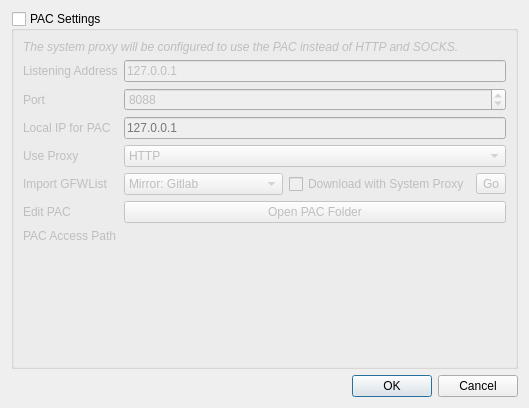
Qt form ui/QvPACPluginSettingsWidget.ui (mcutools/QvPlugin-PAC) before a commit.
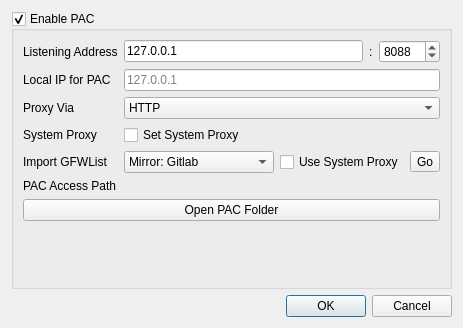
The same form after that commit.

Commit message: update: full-featured PAC plugin

```diff
--- a/ui/QvPACPluginSettingsWidget.ui
+++ b/ui/QvPACPluginSettingsWidget.ui
@@ -6,8 +6,8 @@
    <rect>
     <x>0</x>
     <y>0</y>
-    <width>529</width>
-    <height>408</height>
+    <width>463</width>
+    <height>328</height>
    </rect>
   </property>
   <property name="windowTitle">
@@ -20,35 +20,39 @@
       <enum>Qt::PreventContextMenu</enum>
      </property>
      <property name="title">
-      <string>PAC Settings</string>
+      <string>Enable PAC</string>
      </property>
      <property name="checkable">
       <bool>true</bool>
      </property>
      <property name="checked">
-      <bool>false</bool>
+      <bool>true</bool>
      </property>
-     <layout class="QFormLayout" name="formLayout_11">
-      <item row="0" column="0" colspan="2">
-       <widget class="QLabel" name="label_74">
-        <property name="font">
-         <font>
-          <italic>true</italic>
-         </font>
+     <layout class="QFormLayout" name="formLayout">
+      <item row="0" column="0">
+       <widget class="QLabel" name="label">
+        <property name="text">
+         <string>Listening Address</string>
         </property>
+       </widget>
+      </item>
+      <item row="0" column="1">
+       <layout class="QHBoxLayout" name="horizontalLayout">
+        <item>
+         <widget class="QLineEdit" name="pacListenAddrTxt">
         <property name="text">
-         <string>The system proxy will be configured to use the PAC instead of HTTP and SOCKS.</string>
+           <string>127.0.0.1</string>
         </property>
        </widget>
       </item>
-      <item row="2" column="0">
+        <item>
        <widget class="QLabel" name="label_57">
         <property name="text">
-         <string>Port</string>
+           <string>:</string>
         </property>
        </widget>
       </item>
-      <item row="2" column="1">
+        <item>
        <widget class="QSpinBox" name="pacPortSB">
         <property name="minimum">
          <number>1</number>
@@ -61,28 +65,30 @@
         </property>
        </widget>
       </item>
-      <item row="3" column="0">
+       </layout>
+      </item>
+      <item row="1" column="0">
        <widget class="QLabel" name="label_56">
         <property name="text">
          <string>Local IP for PAC</string>
         </property>
        </widget>
       </item>
-      <item row="3" column="1">
+      <item row="1" column="1">
        <widget class="QLineEdit" name="pacProxyTxt">
         <property name="placeholderText">
          <string>127.0.0.1</string>
         </property>
        </widget>
       </item>
-      <item row="4" column="0">
+      <item row="2" column="0">
        <widget class="QLabel" name="label_63">
         <property name="text">
-         <string>Use Proxy</string>
+         <string>Proxy Via</string>
         </property>
        </widget>
       </item>
-      <item row="4" column="1">
+      <item row="2" column="1">
        <widget class="QComboBox" name="pacProxyCB">
         <item>
          <property name="text">
@@ -96,15 +102,29 @@
         </item>
        </widget>
       </item>
-      <item row="5" column="0">
+      <item row="3" column="0">
+       <widget class="QLabel" name="label_3">
+        <property name="text">
+         <string>System Proxy</string>
+        </property>
+       </widget>
+      </item>
+      <item row="3" column="1">
+       <widget class="QCheckBox" name="pacSystemProxyCB">
+        <property name="text">
+         <string>Set System Proxy</string>
+        </property>
+       </widget>
+      </item>
+      <item row="4" column="0">
        <widget class="QLabel" name="label_58">
         <property name="text">
          <string>Import GFWList</string>
         </property>
        </widget>
       </item>
-      <item row="5" column="1">
-       <layout class="QHBoxLayout" name="horizontalLayout_2">
+      <item row="4" column="1">
+       <layout class="QHBoxLayout" name="horizontalLayout_2" stretch="1,0,0">
         <item>
          <widget class="QComboBox" name="gfwListCB">
           <item>
@@ -147,7 +167,7 @@
         <item>
          <widget class="QCheckBox" name="getGFWListWithProxyCB">
           <property name="text">
-           <string>Download with System Proxy</string>
+           <string>Use System Proxy</string>
           </property>
          </widget>
         </item>
@@ -160,28 +180,14 @@
         </item>
        </layout>
       </item>
-      <item row="6" column="0">
-       <widget class="QLabel" name="label_62">
-        <property name="text">
-         <string>Edit PAC</string>
-        </property>
-       </widget>
-      </item>
-      <item row="6" column="1">
-       <widget class="QPushButton" name="openPACButton">
-        <property name="text">
-         <string>Open PAC Folder</string>
-        </property>
-       </widget>
-      </item>
-      <item row="7" column="0">
+      <item row="5" column="0">
        <widget class="QLabel" name="label_66">
         <property name="text">
          <string>PAC Access Path</string>
         </property>
        </widget>
       </item>
-      <item row="7" column="1">
+      <item row="5" column="1">
        <widget class="QLabel" name="pacListenAddrLabel">
         <property name="cursor">
          <cursorShape>IBeamCursor</cursorShape>
@@ -194,17 +200,10 @@
         </property>
        </widget>
       </item>
-      <item row="1" column="0">
-       <widget class="QLabel" name="label">
+      <item row="6" column="0" colspan="2">
+       <widget class="QPushButton" name="openPACDirBtn">
         <property name="text">
-         <string>Listening Address</string>
-        </property>
-       </widget>
-      </item>
-      <item row="1" column="1">
-       <widget class="QLineEdit" name="pacListenAddrTxt">
-        <property name="text">
-         <string>127.0.0.1</string>
+         <string>Open PAC Folder</string>
         </property>
        </widget>
       </item>
```
Left out of the diff: 3 changed lines with no effect on the pictures. Lines whose indentation alone changed are shown as unchanged. The commit also changes 7 other files.
